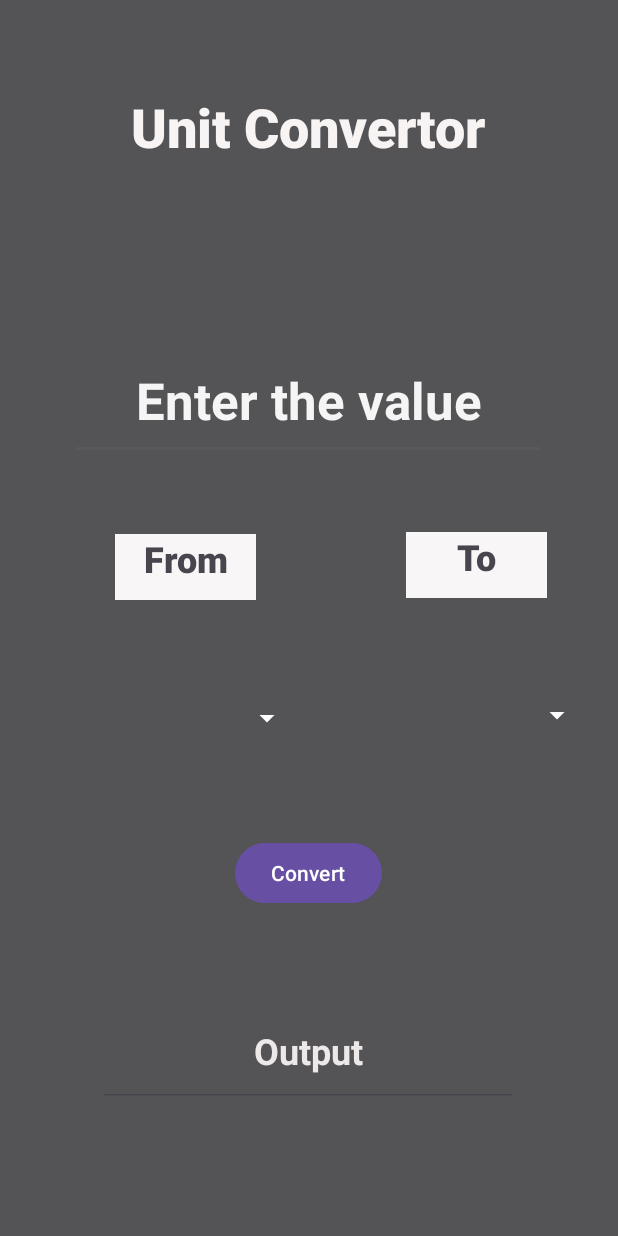
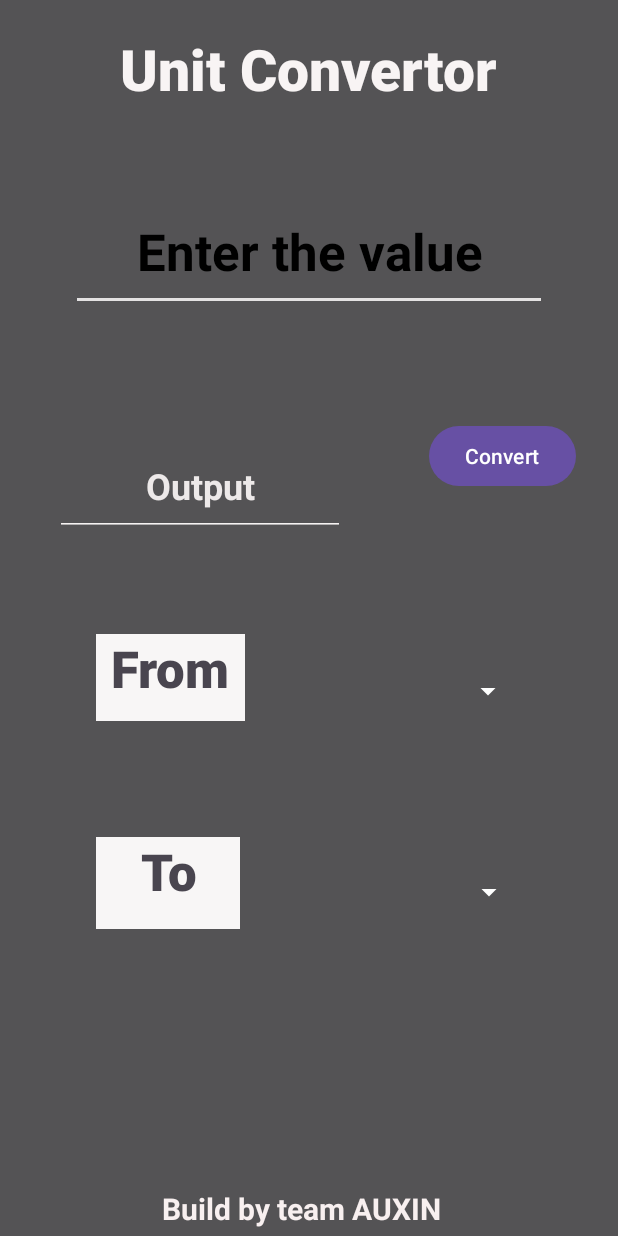
Before and after one commit to Aditya-en/calcMaster, an Android app: the layout activity_converter.xml on its own in the app's theme, with its tools: preview values and no code run, on a phone screen of 412 x 824 dp. Run offline under Robolectric (Android 15) with nearby library versions, the phone set to English and light mode, and no system bars.

Commit message:
Removed bugs and some modifications

```diff
--- a/app/build.gradle.kts
+++ b/app/build.gradle.kts
@@ -34,7 +34,7 @@ android {
 dependencies {
 
     implementation("androidx.appcompat:appcompat:1.6.1")
-    implementation("com.google.android.material:material:1.10.0")
+    implementation("com.google.android.material:material:1.8.0")
     implementation("io.apisense:rhino-android:1.0")
     implementation("androidx.constraintlayout:constraintlayout:2.1.4")
     testImplementation("junit:junit:4.13.2")
--- a/app/src/main/res/layout/activity_converter.xml
+++ b/app/src/main/res/layout/activity_converter.xml
@@ -10,43 +10,42 @@
 
     <TextView
         android:id="@+id/textView"
-        android:layout_width="281dp"
-        android:layout_height="61dp"
+        android:layout_width="356dp"
+        android:layout_height="64dp"
+        android:fontFamily="sans-serif-black"
         android:text="Unit Convertor"
-        android:fontFamily="sans-serif-black"
         android:textAlignment="center"
         android:textColor="#F8F4F4"
         android:textColorHighlight="#F8F5F5"
-        android:textSize="36sp"
+        android:textSize="38sp"
         android:textStyle="bold"
         app:layout_constraintBottom_toBottomOf="parent"
         app:layout_constraintEnd_toEndOf="parent"
-        app:layout_constraintHorizontal_bias="0.497"
+        app:layout_constraintHorizontal_bias="0.492"
         app:layout_constraintStart_toStartOf="parent"
         app:layout_constraintTop_toTopOf="parent"
-        app:layout_constraintVertical_bias="0.079" />
+        app:layout_constraintVertical_bias="0.026" />
+
 
     <EditText
         android:id="@+id/editTextNumberDecimal"
         android:layout_width="317dp"
         android:layout_height="79dp"
-        android:backgroundTint="#5A5959"
+        android:backgroundTint="#E4E2E2"
         android:backgroundTintMode="src_in"
         android:ems="10"
-        android:fadingEdge="none"
         android:hint="Enter the value"
         android:inputType="numberDecimal"
         android:singleLine="false"
         android:textAlignment="center"
-        android:textColorHint="#F6F5F5"
+        android:textColorHint="#000000"
         android:textSize="34sp"
         android:textStyle="bold"
         app:layout_constraintBottom_toBottomOf="parent"
         app:layout_constraintEnd_toEndOf="parent"
-        app:layout_constraintHorizontal_bias="0.495"
         app:layout_constraintStart_toStartOf="parent"
         app:layout_constraintTop_toTopOf="parent"
-        app:layout_constraintVertical_bias="0.305" />
+        app:layout_constraintVertical_bias="0.172" />
 
 
     <Button
@@ -60,10 +59,10 @@
         android:textColorLink="#8E8686"
         app:layout_constraintBottom_toBottomOf="parent"
         app:layout_constraintEnd_toEndOf="parent"
-        app:layout_constraintHorizontal_bias="0.498"
+        app:layout_constraintHorizontal_bias="0.91"
         app:layout_constraintStart_toStartOf="parent"
         app:layout_constraintTop_toBottomOf="@+id/editTextNumberDecimal"
-        app:layout_constraintVertical_bias="0.538" />
+        app:layout_constraintVertical_bias="0.105" />
 
     <Spinner
         android:id="@+id/spinner"
@@ -76,11 +75,10 @@
         android:textAlignment="center"
         app:layout_constraintBottom_toBottomOf="parent"
         app:layout_constraintEnd_toEndOf="parent"
-        app:layout_constraintHorizontal_bias="0.17"
+        app:layout_constraintHorizontal_bias="0.78"
         app:layout_constraintStart_toStartOf="parent"
         app:layout_constraintTop_toTopOf="parent"
-        app:layout_constraintVertical_bias="0.592" />
-
+        app:layout_constraintVertical_bias="0.567" />
 
     <Spinner
         android:id="@+id/spinner2"
@@ -90,52 +88,53 @@
         android:textAlignment="center"
         app:layout_constraintBottom_toBottomOf="parent"
         app:layout_constraintEnd_toEndOf="parent"
-        app:layout_constraintHorizontal_bias="0.937"
+        app:layout_constraintHorizontal_bias="0.765"
         app:layout_constraintStart_toStartOf="parent"
         app:layout_constraintTop_toTopOf="parent"
-        app:layout_constraintVertical_bias="0.586" />
+        app:layout_constraintVertical_bias="0.743" />
 
     <TextView
         android:id="@+id/textView3"
-        android:layout_width="94dp"
-        android:layout_height="44dp"
+        android:layout_width="99dp"
+        android:layout_height="58dp"
         android:background="#F8F6F6"
         android:fadingEdge="horizontal"
         android:fontFamily="sans-serif-black"
         android:text="From"
         android:textAlignment="center"
-        android:textSize="24sp"
+        android:textSize="34sp"
         app:layout_constraintBottom_toBottomOf="parent"
         app:layout_constraintEnd_toEndOf="parent"
-        app:layout_constraintHorizontal_bias="0.242"
+        app:layout_constraintHorizontal_bias="0.205"
         app:layout_constraintStart_toStartOf="parent"
         app:layout_constraintTop_toTopOf="parent"
-        app:layout_constraintVertical_bias="0.456" />
+        app:layout_constraintVertical_bias="0.552" />
 
     <TextView
         android:id="@+id/textView5"
-        android:layout_width="94dp"
-        android:layout_height="44dp"
+        android:layout_width="96dp"
+        android:layout_height="61dp"
         android:background="#F8F6F6"
         android:fadingEdge="horizontal"
         android:fontFamily="sans-serif-black"
         android:text="To"
         android:textAlignment="center"
-        android:textSize="24sp"
+        android:textSize="34sp"
         app:layout_constraintBottom_toBottomOf="parent"
         app:layout_constraintEnd_toEndOf="parent"
-        app:layout_constraintHorizontal_bias="0.851"
+        app:layout_constraintHorizontal_bias="0.203"
         app:layout_constraintStart_toStartOf="parent"
         app:layout_constraintTop_toTopOf="parent"
-        app:layout_constraintVertical_bias="0.455" />
+        app:layout_constraintVertical_bias="0.732" />
 
     <EditText
         android:id="@+id/editTextText2"
-        android:layout_width="280dp"
-        android:layout_height="74dp"
+        android:layout_width="193dp"
+        android:layout_height="66dp"
+        android:backgroundTint="#F6F3F3"
         android:ems="10"
         android:hint="Output"
-        android:inputType="text"
+        android:inputType="phone"
         android:textAlignment="center"
         android:textColor="#FAF6F6"
         android:textColorHighlight="#F3EFEF"
@@ -144,10 +143,26 @@
         android:textStyle="bold"
         app:layout_constraintBottom_toBottomOf="parent"
         app:layout_constraintEnd_toEndOf="parent"
-        app:layout_constraintHorizontal_bias="0.497"
+        app:layout_constraintHorizontal_bias="0.169"
         app:layout_constraintStart_toStartOf="parent"
         app:layout_constraintTop_toTopOf="parent"
-        app:layout_constraintVertical_bias="0.885" />
+        app:layout_constraintVertical_bias="0.384" />
+
+    <TextView
+        android:id="@+id/textView2"
+        android:layout_width="272dp"
+        android:layout_height="28dp"
+        android:text="Build by team AUXIN"
+        android:textAlignment="center"
+        android:textColor="#F8F0F0"
+        android:textSize="20sp"
+        android:textStyle="bold"
+        app:layout_constraintBottom_toBottomOf="parent"
+        app:layout_constraintEnd_toEndOf="parent"
+        app:layout_constraintHorizontal_bias="0.46"
+        app:layout_constraintStart_toStartOf="parent"
+        app:layout_constraintTop_toTopOf="parent"
+        app:layout_constraintVertical_bias="0.995" />
 
 
 </androidx.constraintlayout.widget.ConstraintLayout>
```
Also changed, not shown: app/src/main/java/com/example/calc/Converter.java (+144 -31 lines).
